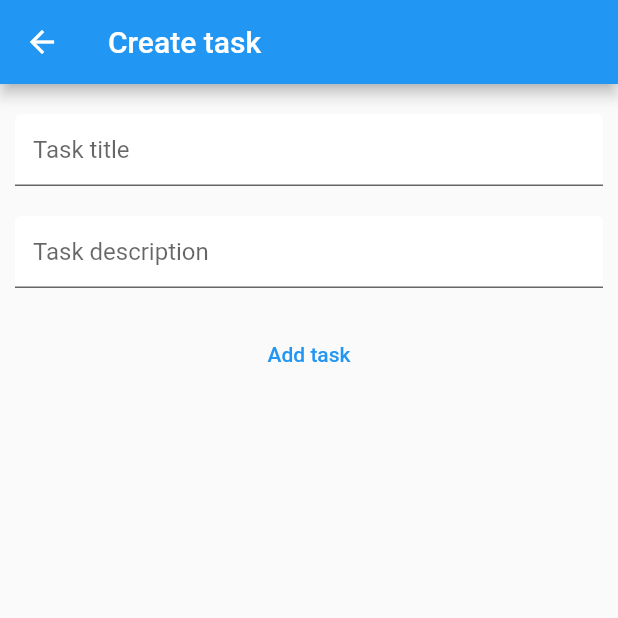
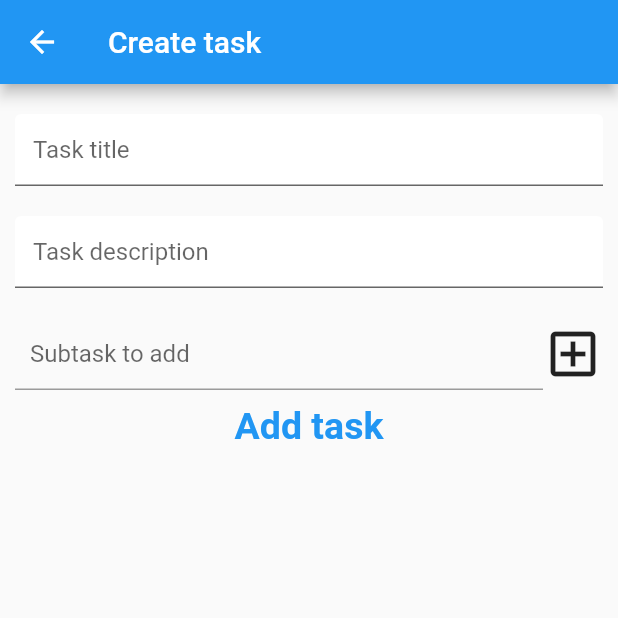
Before and after one commit to BartoszJab/TaskNote, a Flutter app: the CreateTask screen opened directly, on a phone screen of 412 x 824 dp, the top half of it. Run offline on Flutter 3.47's test engine with Material 2 defaults, Android fonts, the phone set to English and light mode, and no system bars.

Commit message:
Create task screen layout expanded

```diff
--- a/lib/screens/create_task.dart
+++ b/lib/screens/create_task.dart
@@ -12,6 +12,7 @@ class CreateTask extends StatelessWidget {
     final GlobalKey<FormState> _formKey = GlobalKey<FormState>();
 
     return Scaffold(
+      resizeToAvoidBottomInset: false,
         appBar: AppBar(
           leading: GestureDetector(
             onTap: () {
@@ -28,21 +29,48 @@ class CreateTask extends StatelessWidget {
             child: Column(
               children: [
                 TaskInputField(
+                  maxLength: 40,
                   hintText: 'Task title',
                   isRequired: true,
                   onSaved: (String? titleFormValue) {
                     _title = titleFormValue;
                   },
                 ),
-                const SizedBox(height: 20.0,),
+                const SizedBox(
+                  height: 20.0,
+                ),
                 TaskInputField(
+                  maxLength: 205,
+                  minLines: 1,
+                  maxLines: 5,
                   hintText: 'Task description',
                   isRequired: false,
                   onSaved: (String? descriptionFormValue) {
                     _description = descriptionFormValue;
                   },
                 ),
-                const SizedBox(height: 20.0,),
+                const SizedBox(
+                  height: 20.0,
+                ),
+                Row(
+                  mainAxisAlignment: MainAxisAlignment.center,
+                  children: const [
+                    Expanded(
+                      child: TextField(
+                        minLines: 1,
+                        maxLines: 4,
+                        decoration: InputDecoration(
+                            hintText: 'Subtask to add',
+                            contentPadding:
+                                EdgeInsets.symmetric(horizontal: 10)),
+                      ),
+                    ),
+                    Icon(
+                      Icons.add_box_outlined,
+                      size: 40.0,
+                    )
+                  ],
+                ),
                 TextButton(
                   onPressed: () {
                     if (!_formKey.currentState!.validate()) return;
@@ -51,8 +79,10 @@ class CreateTask extends StatelessWidget {
 
                     print('Title: $_title; Description: $_description');
                   },
-
-                  child: const Text('Add task'),
+                  child: const Text(
+                    'Add task',
+                    style: TextStyle(fontSize: 25, fontWeight: FontWeight.bold),
+                  ),
                 )
               ],
             ),
--- a/lib/widgets/task_input_field.dart
+++ b/lib/widgets/task_input_field.dart
@@ -4,14 +4,26 @@ class TaskInputField extends StatelessWidget {
   final String? hintText;
   final bool isRequired;
   final Function(String?) onSaved;
+  final int? minLines;
+  final int? maxLines;
+  final int? maxLength;
 
   const TaskInputField(
-      {this.hintText, required this.isRequired, required this.onSaved});
+      {this.hintText,
+      required this.isRequired,
+      required this.onSaved,
+      this.minLines,
+      this.maxLines,
+      this.maxLength});
 
   @override
   Widget build(BuildContext context) {
     return TextFormField(
+      minLines: minLines,
+      maxLines: maxLines,
+      maxLength: maxLength,
       decoration: InputDecoration(
+        counterText: '',
         hintText: hintText,
         fillColor: Colors.white,
         filled: true,
```
